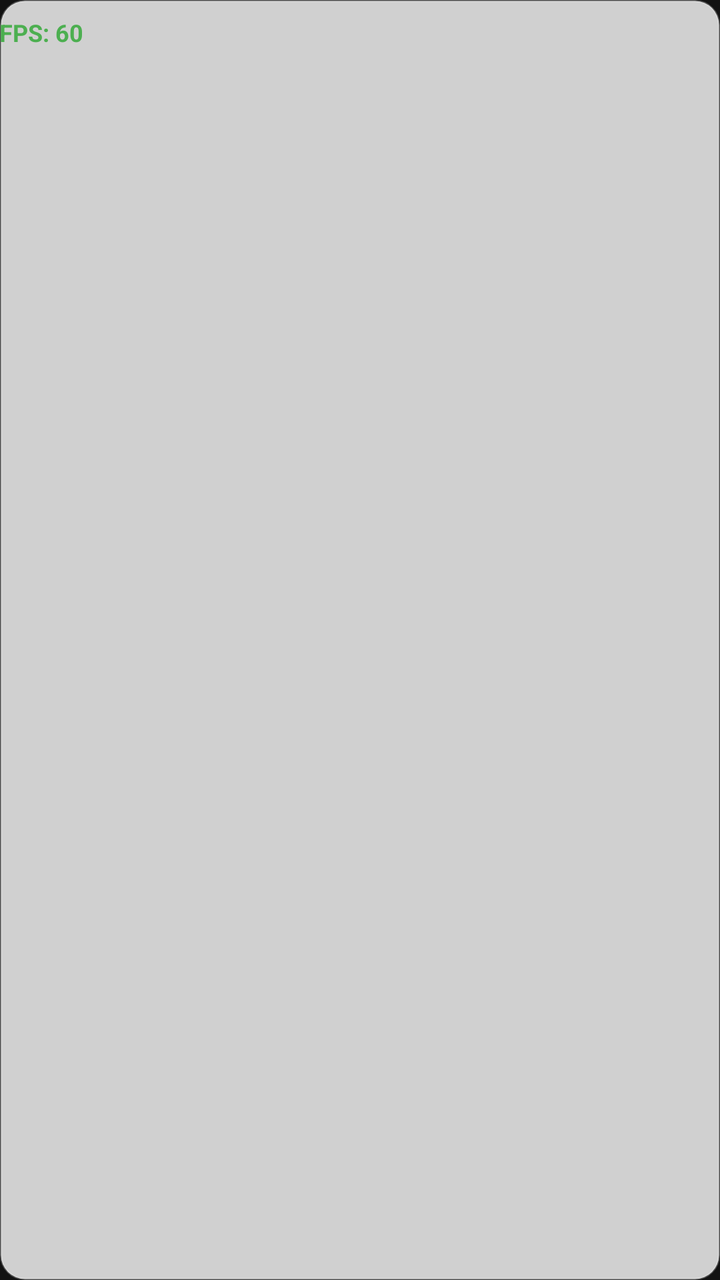
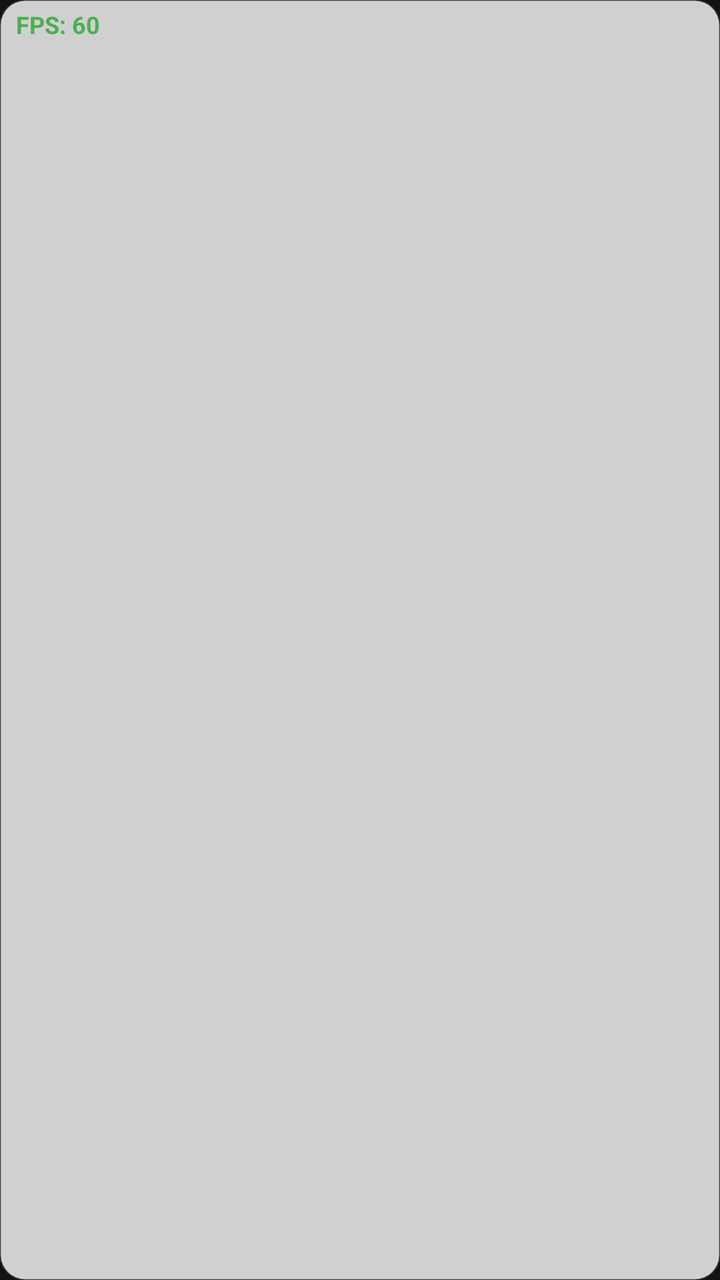

The first picture is an Android layout as it rendered before a commit; the second is the same layout after the commit. The layout source and the unified diff follow.
<!-- AndroidManifest.xml: application theme Theme.NSlocalGames -->
<!-- res/layout/overlay_fps.xml -->
<?xml version="1.0" encoding="utf-8"?>
<LinearLayout xmlns:android="http://schemas.android.com/apk/res/android"
    android:layout_width="wrap_content"
    android:layout_height="wrap_content"
    android:background="@drawable/glass_panel"
    android:padding="8dp 4dp"
    android:orientation="horizontal">
    <TextView
        android:id="@+id/currentFPS"
        android:layout_width="wrap_content"
        android:layout_height="wrap_content"
        android:text="FPS: 60"
        android:textColor="@color/fps_green"
        android:textSize="12sp"
        android:textStyle="bold"/>
</LinearLayout>
<!-- resources referenced by this layout -->
<resources>
  <color name="fps_green">#4CAF50</color>
  <!-- drawable glass_panel (drawable) -->
  <?xml version="1.0" encoding="utf-8"?>
  <shape xmlns:android="http://schemas.android.com/apk/res/android"
      android:shape="rectangle">
      <solid android:color="@color/glass_bg"/>
      <corners android:radius="12dp"/>
      <stroke android:width="1dp" android:color="@color/glass_border"/>
      <padding android:left="12dp" android:top="8dp" android:right="12dp" android:bottom="8dp"/>
  </shape>
  <style name="Theme.NSlocalGames" parent="Theme.Material3.Dark.NoActionBar">
          <item name="colorPrimary">@color/primary</item>
          <item name="colorOnPrimary">@color/white_cpu</item>
          <item name="colorAccent">@color/accent</item>
          <item name="android:windowBackground">@color/bg_dark</item>
          <item name="android:windowTranslucentStatus">true</item>
          <item name="android:windowTranslucentNavigation">true</item>
      </style>
  <color name="glass_bg">#CCFFFFFF</color>
  <color name="glass_border">#40FFFFFF</color>
  <color name="primary">#2196F3</color>
  <color name="white_cpu">#FFFFFF</color>
  <color name="accent">#00E5FF</color>
  <color name="bg_dark">#121212</color>
</resources>

<!-- the commit's change to res/layout/overlay_fps.xml (unified diff, before → after) -->
@@ -3,7 +3,10 @@
     android:layout_width="wrap_content"
     android:layout_height="wrap_content"
     android:background="@drawable/glass_panel"
-    android:padding="8dp 4dp"
+    android:paddingLeft="8dp"
+    android:paddingTop="4dp"
+    android:paddingRight="8dp"
+    android:paddingBottom="4dp"
     android:orientation="horizontal">
     <TextView
         android:id="@+id/currentFPS"
